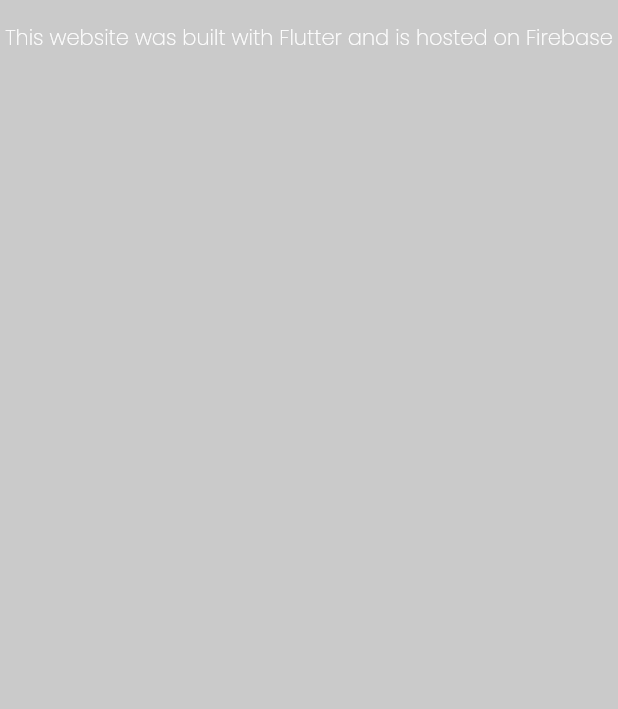
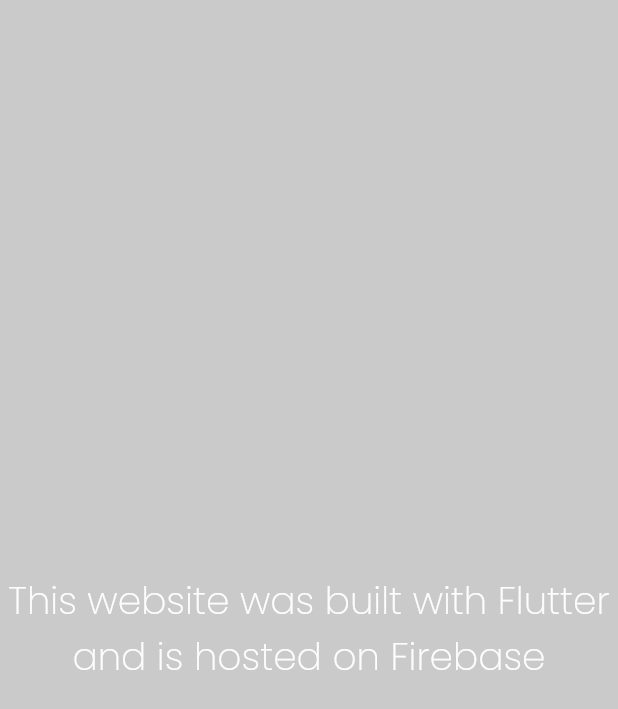
Before and after one commit to hadaes/personalWebsite, a Flutter app: the Site widget shown alone on an empty page, opened directly with empty values, on a phone screen of 412 x 824 dp. Shown: the top 709 px of the screen. Run offline on Flutter 3.47's test engine with Material 2 defaults, Android fonts, the phone set to English and light mode, and no system bars; drawn by our look-alikes of auto_size_text; our stand-ins replace flutter_icons, percent_indicator.

```diff
--- a/lib/screens/site.dart
+++ b/lib/screens/site.dart
@@ -40,20 +40,17 @@ class _SiteState extends State<Site> with SingleTickerProviderStateMixin {
         child: LayoutBuilder(
           builder: (context, constraints) {
             if (constraints.maxWidth <= 600 || constraints.maxHeight <= 600) {
-              return ListView(
-                children: [
-                  Padding(
+              return Padding(
                 padding: const EdgeInsets.fromLTRB(0, 15, 0, 0),
                 child: Center(
                   child: AutoSizeText(
                     "This website was built with Flutter and is hosted on Firebase",
-                        style: TextStyle(
-                            color: Colors.white, fontFamily: "Poppins"),
+                    presetFontSizes: [25, 20, 15, 10],
+                    style:
+                        TextStyle(color: Colors.white, fontFamily: "Poppins"),
                     textAlign: TextAlign.center,
                   ),
                 ),
-                  ),
-                ],
               );
             } else {
               return Center(
```
Lines whose indentation alone changed are shown as unchanged.
